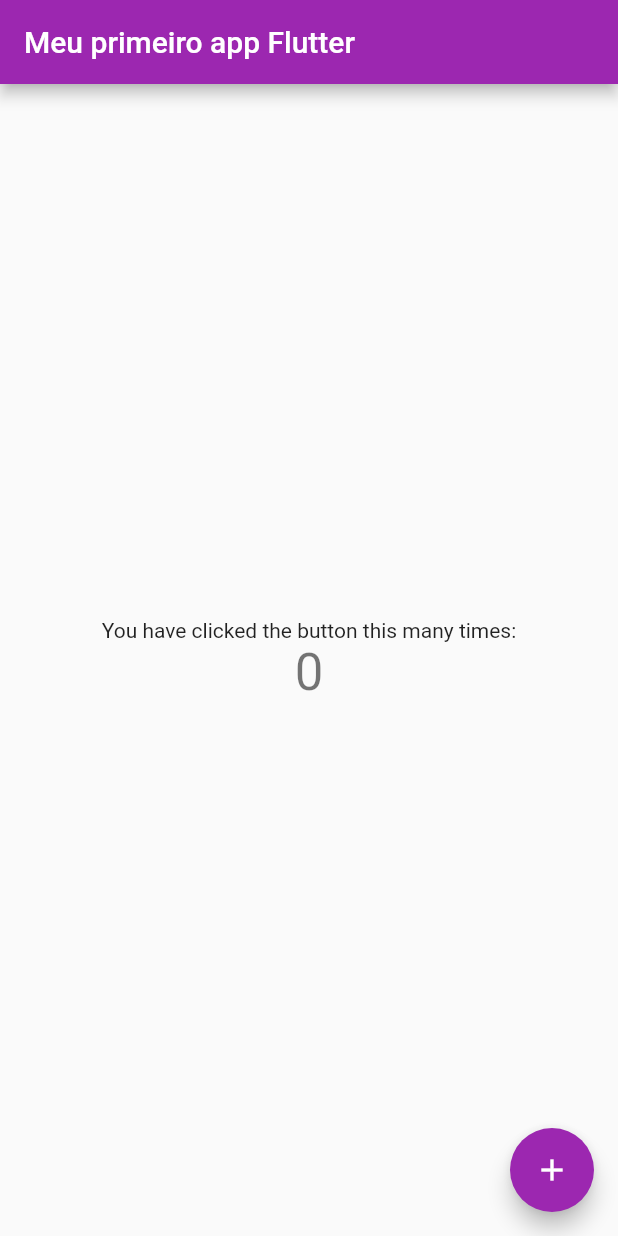
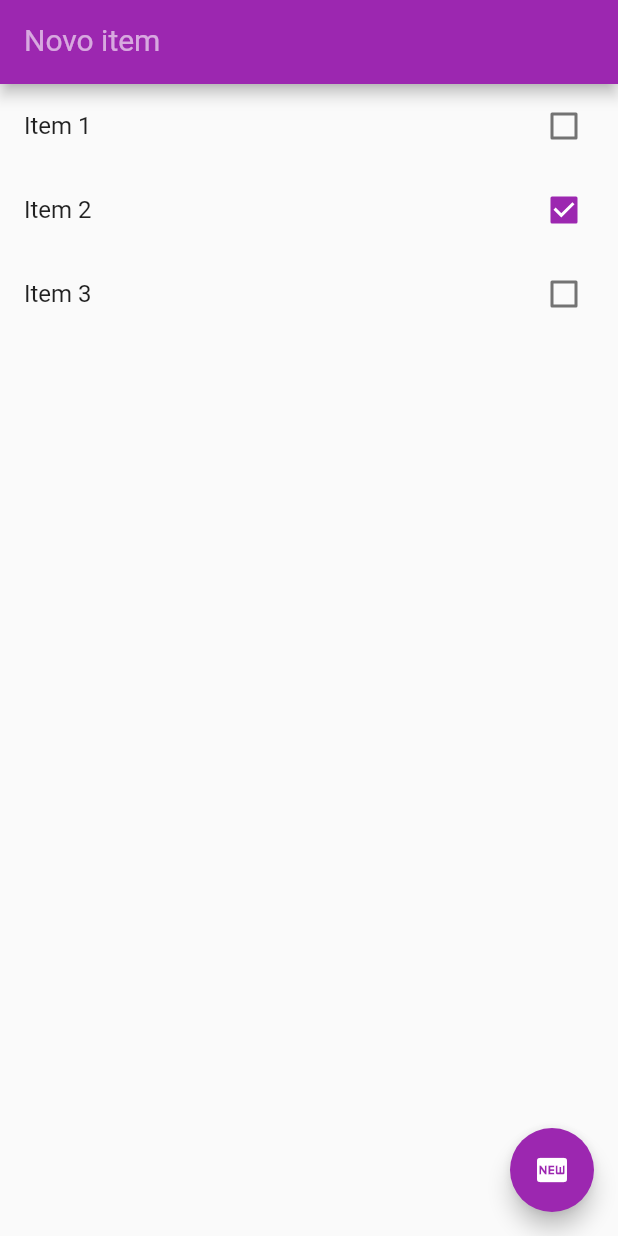
Before and after one commit to Fred-Reis/first-app-with-Flutter, a Flutter app: the screen it shows after launch, on a phone screen of 412 x 824 dp. Run offline on Flutter 3.47's test engine with Material 2 defaults, Android fonts, the phone set to English and light mode, and no system bars.

Commit message:
add and remove itens

```diff
--- a/lib/main.dart
+++ b/lib/main.dart
@@ -1,4 +1,5 @@
 import 'package:flutter/material.dart';
+import 'models/item.dart';
 
 void main() => runApp(MyApp());
 
@@ -8,104 +9,99 @@ class MyApp extends StatelessWidget {
   Widget build(BuildContext context) {
     return MaterialApp(
       title: 'Flutter Demo',
+      debugShowCheckedModeBanner: false,
       theme: ThemeData(
-        // This is the theme of your application.
-        //
-        // Try running your application with "flutter run". You'll see the
-        // application has a blue toolbar. Then, without quitting the app, try
-        // changing the primarySwatch below to Colors.green and then invoke
-        // "hot reload" (press "r" in the console where you ran "flutter run",
-        // or simply save your changes to "hot reload" in a Flutter IDE).
-        // Notice that the counter didn't reset back to zero; the application
-        // is not restarted.
         primarySwatch: Colors.purple,
       ),
-      home: MyHomePage(title: 'Meu primeiro app Flutter'),
+      home: HomePage(),
     );
   }
 }
 
-class MyHomePage extends StatefulWidget {
-  MyHomePage({Key key, this.title}) : super(key: key);
+class HomePage extends StatefulWidget {
+  var items = new List<Item>();
 
-  // This widget is the home page of your application. It is stateful, meaning
-  // that it has a State object (defined below) that contains fields that affect
-  // how it looks.
-
-  // This class is the configuration for the state. It holds the values (in this
-  // case the title) provided by the parent (in this case the App widget) and
-  // used by the build method of the State. Fields in a Widget subclass are
-  // always marked "final".
-
-  final String title;
+  HomePage() {
+    items = [];
+    items.add(Item(tittle: "Item 1", done: false));
+    items.add(Item(tittle: "Item 2", done: true));
+    items.add(Item(tittle: "Item 3", done: false));
+  }
 
   @override
-  _MyHomePageState createState() => _MyHomePageState();
+  _HomePageState createState() => _HomePageState();
 }
 
-class _MyHomePageState extends State<MyHomePage> {
-  int _counter = 0;
+class _HomePageState extends State<HomePage> {
+  //variavel recebe do input
+  var newTask = TextEditingController();
 
-  void _incrementCounter() {
+  //função que altera estado com o nome de add
+  void add() {
+    if (newTask.text.isEmpty) return;
+
     setState(() {
-      // This call to setState tells the Flutter framework that something has
-      // changed in this State, which causes it to rerun the build method below
-      // so that the display can reflect the updated values. If we changed
-      // _counter without calling setState(), then the build method would not be
-      // called again, and so nothing would appear to happen.
-      _counter++;
+      widget.items.add(
+        Item(tittle: newTask.text, done: false),
+      );
+      newTask.clear();
+    });
+  }
+
+  void remove(int index) {
+    setState(() {
+      widget.items.removeAt(index);
     });
   }
 
   @override
   Widget build(BuildContext context) {
-    // This method is rerun every time setState is called, for instance as done
-    // by the _incrementCounter method above.
-    //
-    // The Flutter framework has been optimized to make rerunning build methods
-    // fast, so that you can just rebuild anything that needs updating rather
-    // than having to individually change instances of widgets.
     return Scaffold(
       appBar: AppBar(
-        // Here we take the value from the MyHomePage object that was created by
-        // the App.build method, and use it to set our appbar title.
-        title: Text(widget.title),
-      ),
-      body: Center(
-        // Center is a layout widget. It takes a single child and positions it
-        // in the middle of the parent.
-        child: Column(
-          // Column is also a layout widget. It takes a list of children and
-          // arranges them vertically. By default, it sizes itself to fit its
-          // children horizontally, and tries to be as tall as its parent.
-          //
-          // Invoke "debug painting" (press "p" in the console, choose the
-          // "Toggle Debug Paint" action from the Flutter Inspector in Android
-          // Studio, or the "Toggle Debug Paint" command in Visual Studio Code)
-          // to see the wireframe for each widget.
-          //
-          // Column has various properties to control how it sizes itself and
-          // how it positions its children. Here we use mainAxisAlignment to
-          // center the children vertically; the main axis here is the vertical
-          // axis because Columns are vertical (the cross axis would be
-          // horizontal).
-          mainAxisAlignment: MainAxisAlignment.center,
-          children: <Widget>[
-            Text(
-              'You have clicked the button this many times:',
-            ),
-            Text(
-              '$_counter',
-              style: Theme.of(context).textTheme.display1,
-            ),
-          ],
+        title: TextFormField(
+          controller: newTask, //captura do input
+          keyboardType: TextInputType.text, //Input
+          style: TextStyle(
+            color: Colors.white,
+            fontSize: 20,
+          ),
+          decoration: InputDecoration(
+            labelText: "Novo item",
+            labelStyle: TextStyle(color: Colors.white60),
+          ),
         ),
       ),
+      body: ListView.builder(
+        itemCount: widget.items.length,
+        itemBuilder: (BuildContext ctxt, int index) {
+          final item = widget.items[index];
+
+          return Dismissible(
+            child: CheckboxListTile(
+              title: Text(item.tittle),
+              value: item.done,
+              onChanged: (value) {
+                setState(() {
+                  item.done = value;
+                });
+                print(value);
+              },
+            ),
+            key: Key(item.tittle),
+            background: Container(
+              color: Colors.red[400],
+            ),
+            onDismissed: (direction) {
+              remove(index);
+            },
+          );
+        },
+      ),
       floatingActionButton: FloatingActionButton(
-        onPressed: _incrementCounter,
-        tooltip: 'Increment',
-        child: Icon(Icons.add),
-      ), // This trailing comma makes auto-formatting nicer for build methods.
+        onPressed: add, //passando a função
+        child: Icon(Icons.fiber_new),
+        backgroundColor: Colors.purple,
+      ),
     );
   }
 }
--- /dev/null
+++ b/lib/models/item.dart
@@ -0,0 +1,18 @@
+class Item {
+  String tittle;
+  bool done;
+
+  Item({this.tittle, this.done});
+
+  Item.fromJson(Map<String, dynamic> json) {
+    tittle = json['tittle'];
+    done = json['done'];
+  }
+
+  Map<String, dynamic> toJson() {
+    final Map<String, dynamic> data = new Map<String, dynamic>();
+    data['tittle'] = this.tittle;
+    data['done'] = this.done;
+    return data;
+  }
+}
```
